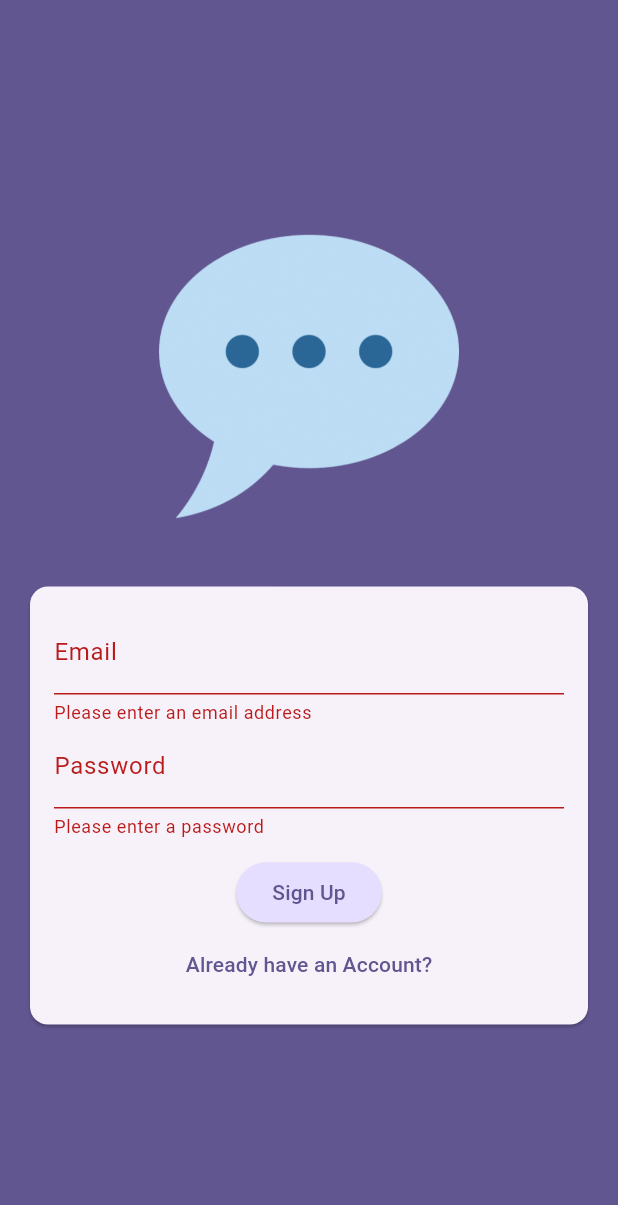
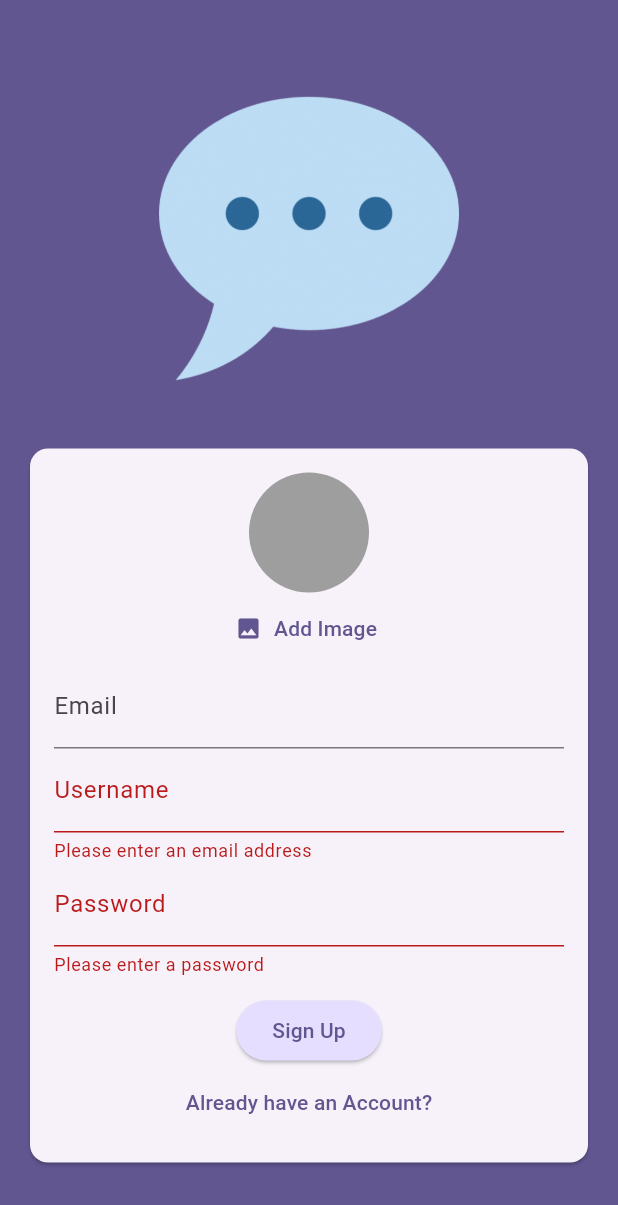
Before and after one commit to neeraj-bhatt/flutter-projects, a Flutter app: the screen it shows after launch, after a tap on "Log in", after a tap on "Create new Account", on a phone screen of 412 x 824 dp. Shown: the top 1205 px of the screen. Run offline on Flutter 3.47's test engine with Material 3 defaults, Android fonts, the light colour scheme and no system bars; our stand-ins replace cached_network_image, cloud_firestore, firebase_auth, firebase_core, flutter_riverpod, google_fonts and 5 more; accounts and stored records are empty.

```diff
--- a/chit_chat/lib/screens/auth.dart
+++ b/chit_chat/lib/screens/auth.dart
@@ -1,5 +1,9 @@
 import 'package:flutter/material.dart';
+import 'dart:io';
 import 'package:firebase_auth/firebase_auth.dart';
+import 'package:cloud_firestore/cloud_firestore.dart';
+
+import 'package:chit_chat/widgets/user_image_picker.dart';
 
 final _firebase = FirebaseAuth.instance;
 
@@ -17,11 +21,17 @@
   final _formKey = GlobalKey<FormState>();
   var _enteredEmail = '';
   var _enteredPassword = '';
+  var _enteredUsername = '';
+  File? _selectedImage;
+  var _isAuthenticating = false;
 
   void _submit() async {
     if (!_formKey.currentState!.validate()) return;
     _formKey.currentState!.save();
     try {
+      setState(() {
+        _isAuthenticating = true;
+      });
       if (_isLogIn) {
         // log in
         final userCredentials = await _firebase.signInWithEmailAndPassword(
@@ -30,10 +40,20 @@
         // sign in
         final userCredentials = await _firebase.createUserWithEmailAndPassword(
             email: _enteredEmail, password: _enteredPassword);
+        await FirebaseFirestore.instance
+            .collection('users')
+            .doc(userCredentials.user!.uid)
+            .set({
+          'userName': _enteredUsername,
+          'email': _enteredEmail,
+        });
       }
     } on FirebaseAuthException catch (error) {
       ScaffoldMessenger.of(context).showSnackBar(
           SnackBar(content: Text(error.message ?? 'Authentication Failed')));
+      setState(() {
+        _isAuthenticating = false;
+      });
     }
   }
 
@@ -62,6 +82,12 @@
                       child: Column(
                         mainAxisSize: MainAxisSize.min,
                         children: [
+                          if (!_isLogIn)
+                            UserImagePicker(
+                              onPickedImage: (pickedImage) {
+                                _selectedImage = pickedImage;
+                              },
+                            ),
                           TextFormField(
                             decoration: InputDecoration(labelText: 'Email'),
                             keyboardType: TextInputType.emailAddress,
@@ -80,6 +106,21 @@
                             },
                             onSaved: (newValue) => _enteredEmail = newValue!,
                           ),
+                          if (!_isLogIn)
+                            TextFormField(
+                              decoration:
+                                  InputDecoration(labelText: 'Username'),
+                              validator: (value) {
+                                if (value == null ||
+                                    value.isEmpty ||
+                                    value.trim().length < 4) {
+                                  return 'Enter at least 4 character';
+                                }
+                                return null;
+                              },
+                              onSaved: (newValue) =>
+                                  _enteredUsername = newValue!,
+                            ),
                           TextFormField(
                             decoration: InputDecoration(labelText: 'Password'),
                             obscureText: true,
@@ -96,6 +137,8 @@
                             onSaved: (newValue) => _enteredPassword = newValue!,
                           ),
                           const SizedBox(height: 12),
+                          if (_isAuthenticating) CircularProgressIndicator(),
+                          if (!_isAuthenticating)
                             ElevatedButton(
                               onPressed: () {
                                 _submit();
@@ -106,6 +149,7 @@
                                       .primaryContainer),
                               child: Text(_isLogIn ? 'Log in' : 'Sign Up'),
                             ),
+                          if (!_isAuthenticating)
                             TextButton(
                                 onPressed: () {
                                   setState(() {
--- /dev/null
+++ b/chit_chat/lib/widgets/user_image_picker.dart
@@ -0,0 +1,56 @@
+import 'package:flutter/material.dart';
+import 'dart:io';
+import 'package:image_picker/image_picker.dart';
+
+class UserImagePicker extends StatefulWidget {
+  const UserImagePicker({super.key, required this.onPickedImage});
+
+  final void Function(File pickedImage) onPickedImage;
+
+  @override
+  State<UserImagePicker> createState() {
+    return _UserImagePickerState();
+  }
+}
+
+class _UserImagePickerState extends State<UserImagePicker> {
+  File? _pickedImageFile;
+
+  void _pickImage() async {
+    final pickedImage = await ImagePicker().pickImage(
+      source: ImageSource.camera,
+      imageQuality: 50,
+      maxWidth: 150,
+    );
+
+    if (pickedImage == null) return; // if no image in captured
+
+    setState(() {
+      _pickedImageFile = File(pickedImage.path);
+    });
+
+    widget.onPickedImage(_pickedImageFile!);
+  }
+
+  @override
+  Widget build(BuildContext context) {
+    return Column(
+      children: [
+        CircleAvatar(
+          radius: 40,
+          backgroundColor: Colors.grey,
+          foregroundImage:
+              _pickedImageFile != null ? FileImage(_pickedImageFile!) : null,
+        ),
+        TextButton.icon(
+          onPressed: _pickImage,
+          icon: Icon(Icons.image),
+          label: Text(
+            "Add Image",
+            style: TextStyle(color: Theme.of(context).colorScheme.primary),
+          ),
+        )
+      ],
+    );
+  }
+}
--- a/chit_chat/pubspec.yaml
+++ b/chit_chat/pubspec.yaml
@@ -38,6 +38,8 @@
   firebase_auth: ^5.4.0
   flutter_launcher_icons: ^0.14.3
   image_picker: ^1.1.2
+  cloud_firestore: ^5.6.2
+  firebase_messaging: ^15.2.6
 
 dev_dependencies:
   flutter_test:
```
Also changed, not shown: chit_chat/lib/screens/chat_screen.dart (+14 -4 lines), chit_chat/lib/widgets/chat_messages.dart (added, +68 -0 lines), chit_chat/lib/widgets/message_bubble.dart (added, +148 -0 lines), chit_chat/lib/widgets/new_message.dart (added, +64 -0 lines), chit_chat/pubspec.lock, 1 other file. Lines whose indentation alone changed are shown as unchanged.
